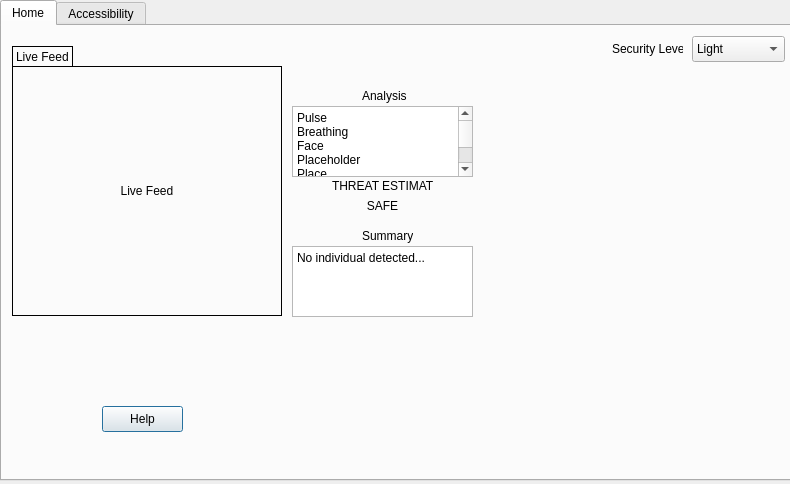
Jurassic001/helm, file gui/designer2.ui: the form before one commit.
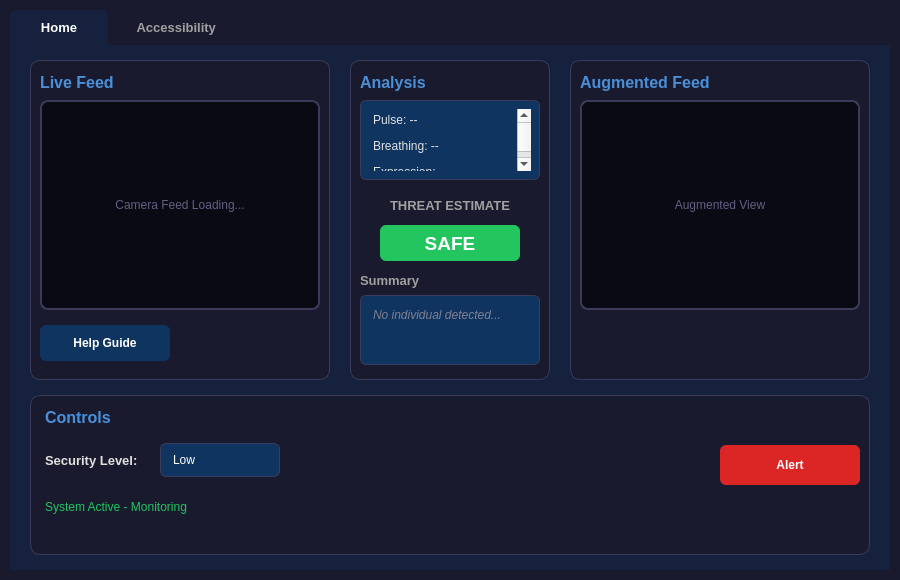
The form after the commit. Icons and pictures are not drawn.

Commit message: created blue gui

```diff
--- a/gui/designer2.ui
+++ b/gui/designer2.ui
@@ -6,151 +6,299 @@
    <rect>
     <x>0</x>
     <y>0</y>
-    <width>790</width>
-    <height>484</height>
+    <width>900</width>
+    <height>580</height>
    </rect>
   </property>
+  <property name="font">
+   <font>
+    <family>Segoe UI</family>
+    <pointsize>10</pointsize>
+   </font>
+  </property>
   <property name="windowTitle">
-   <string>Dialog</string>
+   <string>HELM Dashboard</string>
+  </property>
+  <property name="styleSheet">
+   <string notr="true">QDialog {
+    background-color: #1a1a2e;
+}
+QTabWidget::pane {
+    border: none;
+    background-color: #16213e;
+    border-radius: 8px;
+}
+QTabBar::tab {
+    background-color: #1a1a2e;
+    color: #a0a0a0;
+    padding: 10px 24px;
+    margin-right: 2px;
+    border-top-left-radius: 6px;
+    border-top-right-radius: 6px;
+    font-weight: bold;
+}
+QTabBar::tab:selected {
+    background-color: #16213e;
+    color: #ffffff;
+}
+QTabBar::tab:hover:!selected {
+    background-color: #0f3460;
+    color: #ffffff;
+}
+QLabel {
+    color: #e0e0e0;
+}
+QPushButton {
+    background-color: #0f3460;
+    color: #ffffff;
+    border: none;
+    padding: 8px 16px;
+    border-radius: 6px;
+    font-weight: bold;
+}
+QPushButton:hover {
+    background-color: #1a5490;
+}
+QPushButton:pressed {
+    background-color: #0a2540;
+}
+QComboBox {
+    background-color: #0f3460;
+    color: #ffffff;
+    border: 1px solid #3a3a5a;
+    padding: 6px 12px;
+    border-radius: 6px;
+}
+QComboBox:hover {
+    border-color: #4a90d9;
+}
+QComboBox::drop-down {
+    border: none;
+    padding-right: 8px;
+}
+QComboBox QAbstractItemView {
+    background-color: #16213e;
+    color: #ffffff;
+    selection-background-color: #0f3460;
+}
+QTextBrowser {
+    background-color: #0f3460;
+    color: #e0e0e0;
+    border: 1px solid #3a3a5a;
+    border-radius: 6px;
+    padding: 8px;
+}</string>
   </property>
   <widget class="QTabWidget" name="tabWidget">
    <property name="geometry">
     <rect>
-     <x>0</x>
-     <y>0</y>
-     <width>801</width>
-     <height>481</height>
+     <x>10</x>
+     <y>10</y>
+     <width>880</width>
+     <height>560</height>
     </rect>
    </property>
    <property name="currentIndex">
     <number>0</number>
    </property>
    <widget class="QWidget" name="home">
+    <property name="styleSheet">
+     <string notr="true">QWidget#home {
+    background-color: #16213e;
+}</string>
+    </property>
     <attribute name="title">
-     <string>Home</string>
+     <string>  Home  </string>
     </attribute>
-    <widget class="QLabel" name="camera_feed">
+    
+    <!-- Left Camera Feed Section -->
+    <widget class="QFrame" name="leftFeedFrame">
      <property name="geometry">
       <rect>
-       <x>10</x>
-       <y>40</y>
-       <width>270</width>
-       <height>250</height>
+       <x>20</x>
+       <y>15</y>
+       <width>300</width>
+       <height>320</height>
       </rect>
      </property>
+     <property name="styleSheet">
+      <string notr="true">QFrame#leftFeedFrame {
+    background-color: #1a1a2e;
+    border-radius: 10px;
+    border: 1px solid #3a3a5a;
+}</string>
+     </property>
      <property name="frameShape">
-      <enum>QFrame::Shape::Box</enum>
+      <enum>QFrame::Shape::StyledPanel</enum>
+     </property>
+    </widget>
+    <widget class="QLabel" name="liveFeedTitle">
+     <property name="geometry">
+      <rect>
+       <x>30</x>
+       <y>25</y>
+       <width>120</width>
+       <height>24</height>
+      </rect>
+     </property>
+     <property name="font">
+      <font>
+       <family>Segoe UI</family>
+       <pointsize>12</pointsize>
+       <bold>true</bold>
+      </font>
+     </property>
+     <property name="styleSheet">
+      <string notr="true">color: #4a90d9; background: transparent;</string>
      </property>
      <property name="text">
       <string>Live Feed</string>
      </property>
+    </widget>
+    <widget class="QLabel" name="cameraLabel">
+     <property name="geometry">
+      <rect>
+       <x>30</x>
+       <y>55</y>
+       <width>280</width>
+       <height>210</height>
+      </rect>
+     </property>
+     <property name="styleSheet">
+      <string notr="true">background-color: #0a0a15;
+border: 2px solid #3a3a5a;
+border-radius: 8px;
+color: #606080;</string>
+     </property>
+     <property name="text">
+      <string>Camera Feed Loading...</string>
+     </property>
      <property name="alignment">
       <set>Qt::AlignmentFlag::AlignCenter</set>
      </property>
     </widget>
-    <widget class="QLabel" name="sec_level_label">
+    <widget class="QPushButton" name="help_button">
      <property name="geometry">
       <rect>
-       <x>610</x>
-       <y>15</y>
-       <width>71</width>
-       <height>16</height>
+       <x>30</x>
+       <y>280</y>
+       <width>130</width>
+       <height>36</height>
       </rect>
      </property>
      <property name="text">
-      <string>Security Level</string>
+      <string>Help Guide</string>
      </property>
     </widget>
-    <widget class="QComboBox" name="sec_level_combo">
+
+    <!-- Center Analysis Section -->
+    <widget class="QFrame" name="analysisFrame">
      <property name="geometry">
       <rect>
-       <x>690</x>
-       <y>10</y>
-       <width>93</width>
-       <height>26</height>
+       <x>340</x>
+       <y>15</y>
+       <width>200</width>
+       <height>320</height>
       </rect>
      </property>
-     <item>
-      <property name="text">
-       <string>Light</string>
-      </property>
-     </item>
-     <item>
-      <property name="text">
-       <string>Medium</string>
-      </property>
-     </item>
-     <item>
-      <property name="text">
-       <string>High</string>
-      </property>
-     </item>
-    </widget>
-    <widget class="QTextBrowser" name="stats_text">
-     <property name="geometry">
-      <rect>
-       <x>290</x>
-       <y>80</y>
-       <width>181</width>
-       <height>71</height>
-      </rect>
+     <property name="styleSheet">
+      <string notr="true">QFrame#analysisFrame {
+    background-color: #1a1a2e;
+    border-radius: 10px;
+    border: 1px solid #3a3a5a;
+}</string>
      </property>
-     <property name="html">
-      <string>&lt;!DOCTYPE HTML PUBLIC &quot;-//W3C//DTD HTML 4.0//EN&quot; &quot;http://www.w3.org/TR/REC-html40/strict.dtd&quot;&gt;
-&lt;html&gt;&lt;head&gt;&lt;meta name=&quot;qrichtext&quot; content=&quot;1&quot; /&gt;&lt;meta charset=&quot;utf-8&quot; /&gt;&lt;style type=&quot;text/css&quot;&gt;
-p, li { white-space: pre-wrap; }
-hr { height: 1px; border-width: 0; }
-li.unchecked::marker { content: &quot;\2610&quot;; }
-li.checked::marker { content: &quot;\2612&quot;; }
-&lt;/style&gt;&lt;/head&gt;&lt;body style=&quot; font-family:'Segoe UI'; font-size:9pt; font-weight:400; font-style:normal;&quot;&gt;
-&lt;p style=&quot; margin-top:0px; margin-bottom:0px; margin-left:0px; margin-right:0px; -qt-block-indent:0; text-indent:0px;&quot;&gt;Pulse&lt;/p&gt;
-&lt;p style=&quot; margin-top:0px; margin-bottom:0px; margin-left:0px; margin-right:0px; -qt-block-indent:0; text-indent:0px;&quot;&gt;Breathing&lt;/p&gt;
-&lt;p style=&quot; margin-top:0px; margin-bottom:0px; margin-left:0px; margin-right:0px; -qt-block-indent:0; text-indent:0px;&quot;&gt;Face&lt;/p&gt;
-&lt;p style=&quot; margin-top:0px; margin-bottom:0px; margin-left:0px; margin-right:0px; -qt-block-indent:0; text-indent:0px;&quot;&gt;Placeholder&lt;/p&gt;
-&lt;p style=&quot; margin-top:0px; margin-bottom:0px; margin-left:0px; margin-right:0px; -qt-block-indent:0; text-indent:0px;&quot;&gt;Place&lt;/p&gt;
-&lt;p style=&quot; margin-top:0px; margin-bottom:0px; margin-left:0px; margin-right:0px; -qt-block-indent:0; text-indent:0px;&quot;&gt;Lace&lt;/p&gt;
-&lt;p style=&quot; margin-top:0px; margin-bottom:0px; margin-left:0px; margin-right:0px; -qt-block-indent:0; text-indent:0px;&quot;&gt;Ac&lt;/p&gt;
-&lt;p style=&quot; margin-top:0px; margin-bottom:0px; margin-left:0px; margin-right:0px; -qt-block-indent:0; text-indent:0px;&quot;&gt;A&lt;/p&gt;
-&lt;p style=&quot; margin-top:0px; margin-bottom:0px; margin-left:0px; margin-right:0px; -qt-block-indent:0; text-indent:0px;&quot;&gt;.&lt;/p&gt;&lt;/body&gt;&lt;/html&gt;</string>
+     <property name="frameShape">
+      <enum>QFrame::Shape::StyledPanel</enum>
      </property>
     </widget>
     <widget class="QLabel" name="analysis_label">
      <property name="geometry">
       <rect>
-       <x>360</x>
-       <y>60</y>
-       <width>51</width>
-       <height>20</height>
+       <x>350</x>
+       <y>25</y>
+       <width>100</width>
+       <height>24</height>
       </rect>
      </property>
+     <property name="font">
+      <font>
+       <family>Segoe UI</family>
+       <pointsize>12</pointsize>
+       <bold>true</bold>
+      </font>
+     </property>
+     <property name="styleSheet">
+      <string notr="true">color: #4a90d9; background: transparent;</string>
+     </property>
      <property name="text">
       <string>Analysis</string>
      </property>
     </widget>
+    <widget class="QTextBrowser" name="stats_text">
+     <property name="geometry">
+      <rect>
+       <x>350</x>
+       <y>55</y>
+       <width>180</width>
+       <height>80</height>
+      </rect>
+     </property>
+     <property name="html">
+      <string>&lt;html&gt;&lt;body style="font-family:'Segoe UI'; font-size:9pt; color:#e0e0e0;"&gt;
+&lt;p&gt;Pulse: --&lt;/p&gt;
+&lt;p&gt;Breathing: --&lt;/p&gt;
+&lt;p&gt;Expression: --&lt;/p&gt;
+&lt;/body&gt;&lt;/html&gt;</string>
+     </property>
+    </widget>
     <widget class="QLabel" name="threat_estimate_label">
      <property name="geometry">
       <rect>
-       <x>330</x>
-       <y>150</y>
-       <width>101</width>
-       <height>20</height>
+       <x>350</x>
+       <y>145</y>
+       <width>180</width>
+       <height>30</height>
       </rect>
      </property>
+     <property name="font">
+      <font>
+       <family>Segoe UI</family>
+       <pointsize>10</pointsize>
+       <bold>true</bold>
+      </font>
+     </property>
+     <property name="styleSheet">
+      <string notr="true">color: #a0a0a0; background: transparent;</string>
+     </property>
      <property name="text">
       <string>THREAT ESTIMATE</string>
      </property>
+     <property name="alignment">
+      <set>Qt::AlignmentFlag::AlignCenter</set>
+     </property>
     </widget>
     <widget class="QLabel" name="threat_level_label">
      <property name="geometry">
       <rect>
-       <x>330</x>
-       <y>170</y>
-       <width>101</width>
-       <height>20</height>
+       <x>370</x>
+       <y>180</y>
+       <width>140</width>
+       <height>36</height>
       </rect>
      </property>
-     <property name="whatsThis">
-      <UInt>0</UInt>
+     <property name="font">
+      <font>
+       <family>Segoe UI</family>
+       <pointsize>14</pointsize>
+       <bold>true</bold>
+      </font>
+     </property>
+     <property name="styleSheet">
+      <string notr="true">background-color: #22c55e;
+color: #ffffff;
+border-radius: 6px;
+padding: 4px;</string>
      </property>
      <property name="text">
       <string>SAFE</string>
@@ -162,12 +310,22 @@
     <widget class="QLabel" name="summary_label">
      <property name="geometry">
       <rect>
-       <x>360</x>
-       <y>200</y>
-       <width>51</width>
+       <x>350</x>
+       <y>225</y>
+       <width>100</width>
        <height>20</height>
       </rect>
      </property>
+     <property name="font">
+      <font>
+       <family>Segoe UI</family>
+       <pointsize>10</pointsize>
+       <bold>true</bold>
+      </font>
+     </property>
+     <property name="styleSheet">
+      <string notr="true">color: #a0a0a0; background: transparent;</string>
+     </property>
      <property name="text">
       <string>Summary</string>
      </property>
@@ -175,79 +333,254 @@
     <widget class="QTextBrowser" name="stats_text_2">
      <property name="geometry">
       <rect>
-       <x>290</x>
-       <y>220</y>
-       <width>181</width>
-       <height>71</height>
+       <x>350</x>
+       <y>250</y>
+       <width>180</width>
+       <height>70</height>
       </rect>
      </property>
      <property name="html">
-      <string>&lt;!DOCTYPE HTML PUBLIC &quot;-//W3C//DTD HTML 4.0//EN&quot; &quot;http://www.w3.org/TR/REC-html40/strict.dtd&quot;&gt;
-&lt;html&gt;&lt;head&gt;&lt;meta name=&quot;qrichtext&quot; content=&quot;1&quot; /&gt;&lt;meta charset=&quot;utf-8&quot; /&gt;&lt;style type=&quot;text/css&quot;&gt;
-p, li { white-space: pre-wrap; }
-hr { height: 1px; border-width: 0; }
-li.unchecked::marker { content: &quot;\2610&quot;; }
-li.checked::marker { content: &quot;\2612&quot;; }
-&lt;/style&gt;&lt;/head&gt;&lt;body style=&quot; font-family:'Segoe UI'; font-size:9pt; font-weight:400; font-style:normal;&quot;&gt;
-&lt;p style=&quot; margin-top:0px; margin-bottom:0px; margin-left:0px; margin-right:0px; -qt-block-indent:0; text-indent:0px;&quot;&gt;No individual detected...&lt;/p&gt;&lt;/body&gt;&lt;/html&gt;</string>
+      <string>&lt;html&gt;&lt;body style="font-family:'Segoe UI'; font-size:9pt; color:#808090;"&gt;
+&lt;p style="font-style:italic;"&gt;No individual detected...&lt;/p&gt;
+&lt;/body&gt;&lt;/html&gt;</string>
      </property>
     </widget>
-    <widget class="QLabel" name="camera_label">
+
+    <!-- Right Augmented Feed Section -->
+    <widget class="QFrame" name="rightFeedFrame">
      <property name="geometry">
       <rect>
-       <x>10</x>
-       <y>20</y>
-       <width>61</width>
-       <height>21</height>
+       <x>560</x>
+       <y>15</y>
+       <width>300</width>
+       <height>320</height>
       </rect>
      </property>
+     <property name="styleSheet">
+      <string notr="true">QFrame#rightFeedFrame {
+    background-color: #1a1a2e;
+    border-radius: 10px;
+    border: 1px solid #3a3a5a;
+}</string>
+     </property>
      <property name="frameShape">
-      <enum>QFrame::Shape::Box</enum>
+      <enum>QFrame::Shape::StyledPanel</enum>
      </property>
+    </widget>
+    <widget class="QLabel" name="augmentedFeedTitle">
+     <property name="geometry">
+      <rect>
+       <x>570</x>
+       <y>25</y>
+       <width>180</width>
+       <height>24</height>
+      </rect>
+     </property>
+     <property name="font">
+      <font>
+       <family>Segoe UI</family>
+       <pointsize>12</pointsize>
+       <bold>true</bold>
+      </font>
+     </property>
+     <property name="styleSheet">
+      <string notr="true">color: #4a90d9; background: transparent;</string>
+     </property>
      <property name="text">
-      <string>Live Feed</string>
+      <string>Augmented Feed</string>
      </property>
+    </widget>
+    <widget class="QLabel" name="camera_feed_2">
+     <property name="geometry">
+      <rect>
+       <x>570</x>
+       <y>55</y>
+       <width>280</width>
+       <height>210</height>
+      </rect>
+     </property>
+     <property name="styleSheet">
+      <string notr="true">background-color: #0a0a15;
+border: 2px solid #3a3a5a;
+border-radius: 8px;
+color: #606080;</string>
+     </property>
+     <property name="text">
+      <string>Augmented View</string>
+     </property>
      <property name="alignment">
-      <set>Qt::AlignmentFlag::AlignLeading|Qt::AlignmentFlag::AlignLeft|Qt::AlignmentFlag::AlignVCenter</set>
+      <set>Qt::AlignmentFlag::AlignCenter</set>
      </property>
     </widget>
-    <widget class="QLabel" name="help_icon">
+
+    <!-- Bottom Controls Section -->
+    <widget class="QFrame" name="controlsFrame">
      <property name="geometry">
       <rect>
-       <x>40</x>
-       <y>370</y>
-       <width>41</width>
-       <height>41</height>
+       <x>20</x>
+       <y>350</y>
+       <width>840</width>
+       <height>160</height>
       </rect>
      </property>
+     <property name="styleSheet">
+      <string notr="true">QFrame#controlsFrame {
+    background-color: #1a1a2e;
+    border-radius: 10px;
+    border: 1px solid #3a3a5a;
+}</string>
+     </property>
+     <property name="frameShape">
+      <enum>QFrame::Shape::StyledPanel</enum>
+     </property>
+    </widget>
+    <widget class="QLabel" name="controls_label">
+     <property name="geometry">
+      <rect>
+       <x>35</x>
+       <y>360</y>
+       <width>120</width>
+       <height>24</height>
+      </rect>
+     </property>
+     <property name="font">
+      <font>
+       <family>Segoe UI</family>
+       <pointsize>12</pointsize>
+       <bold>true</bold>
+      </font>
+     </property>
+     <property name="styleSheet">
+      <string notr="true">color: #4a90d9; background: transparent;</string>
+     </property>
      <property name="text">
-      <string/>
+      <string>Controls</string>
      </property>
-     <property name="pixmap">
-      <pixmap>gui/assets/info_icon.png</pixmap>
+    </widget>
+    <widget class="QLabel" name="sec_level_label">
+     <property name="geometry">
+      <rect>
+       <x>35</x>
+       <y>400</y>
+       <width>110</width>
+       <height>30</height>
+      </rect>
      </property>
-     <property name="scaledContents">
-      <bool>true</bool>
+     <property name="font">
+      <font>
+       <family>Segoe UI</family>
+       <pointsize>10</pointsize>
+       <bold>true</bold>
+      </font>
      </property>
+     <property name="styleSheet">
+      <string notr="true">color: #e0e0e0; background: transparent;</string>
+     </property>
+     <property name="text">
+      <string>Security Level:</string>
+     </property>
+     <property name="alignment">
+      <set>Qt::AlignmentFlag::AlignVCenter</set>
+     </property>
     </widget>
-    <widget class="QPushButton" name="help_button">
+    <widget class="QComboBox" name="sec_level_combo">
      <property name="geometry">
       <rect>
-       <x>100</x>
-       <y>380</y>
-       <width>81</width>
-       <height>26</height>
+       <x>150</x>
+       <y>398</y>
+       <width>120</width>
+       <height>34</height>
       </rect>
      </property>
+     <item>
+      <property name="text">
+       <string>Low</string>
+      </property>
+     </item>
+     <item>
+      <property name="text">
+       <string>Medium</string>
+      </property>
+     </item>
+     <item>
+      <property name="text">
+       <string>High</string>
+      </property>
+     </item>
+    </widget>
+    <widget class="QLabel" name="status_label">
+     <property name="geometry">
+      <rect>
+       <x>35</x>
+       <y>450</y>
+       <width>300</width>
+       <height>24</height>
+      </rect>
+     </property>
+     <property name="font">
+      <font>
+       <family>Segoe UI</family>
+       <pointsize>9</pointsize>
+      </font>
+     </property>
+     <property name="styleSheet">
+      <string notr="true">color: #22c55e; background: transparent;</string>
+     </property>
      <property name="text">
-      <string>Help</string>
+      <string>System Active - Monitoring</string>
+     </property>
+    </widget>
+    <widget class="QPushButton" name="alert_button">
+     <property name="geometry">
+      <rect>
+       <x>710</x>
+       <y>400</y>
+       <width>140</width>
+       <height>40</height>
+      </rect>
+     </property>
+     <property name="styleSheet">
+      <string notr="true">background-color: #dc2626;</string>
+     </property>
+     <property name="text">
+      <string>Alert</string>
      </property>
     </widget>
    </widget>
    <widget class="QWidget" name="accessibility">
+    <property name="styleSheet">
+     <string notr="true">QWidget#accessibility {
+    background-color: #16213e;
+}</string>
+    </property>
     <attribute name="title">
-     <string>Accessibility</string>
+     <string>  Accessibility  </string>
     </attribute>
+    <widget class="QLabel" name="accessibility_placeholder">
+     <property name="geometry">
+      <rect>
+       <x>340</x>
+       <y>220</y>
+       <width>200</width>
+       <height>40</height>
+      </rect>
+     </property>
+     <property name="font">
+      <font>
+       <family>Segoe UI</family>
+       <pointsize>12</pointsize>
+      </font>
+     </property>
+     <property name="styleSheet">
+      <string notr="true">color: #606080;</string>
+     </property>
+     <property name="text">
+      <string>Accessibility Options</string>
+     </property>
+     <property name="alignment">
+      <set>Qt::AlignmentFlag::AlignCenter</set>
+     </property>
+    </widget>
    </widget>
   </widget>
  </widget>
```
The commit also changes 1 other file.
